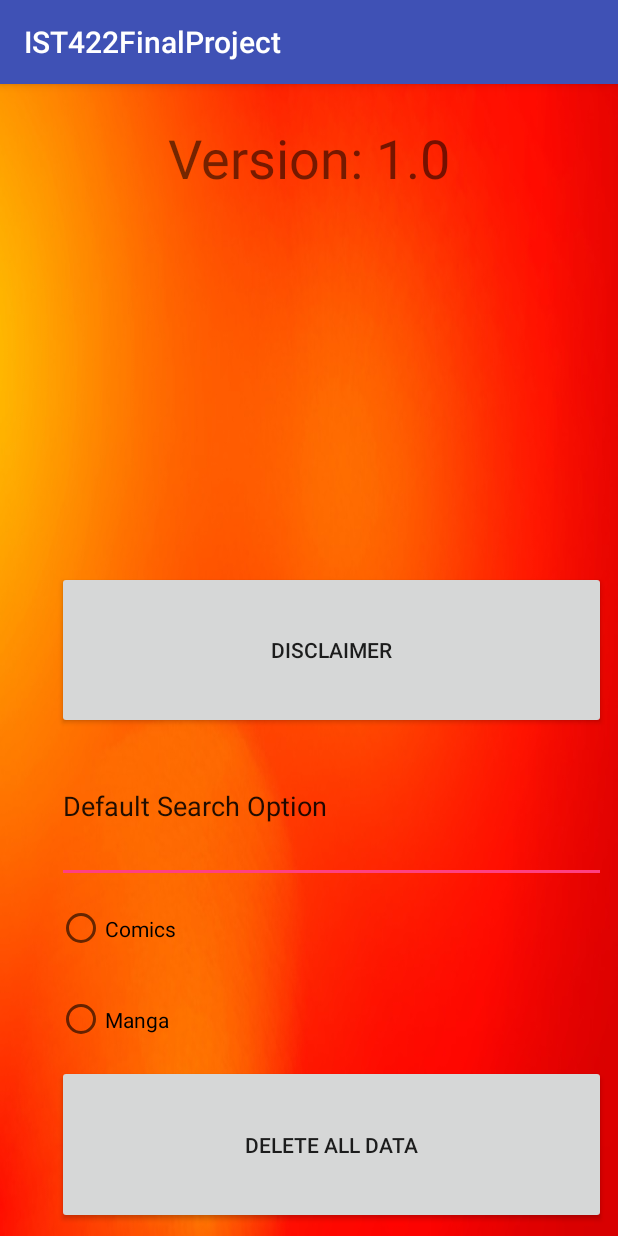
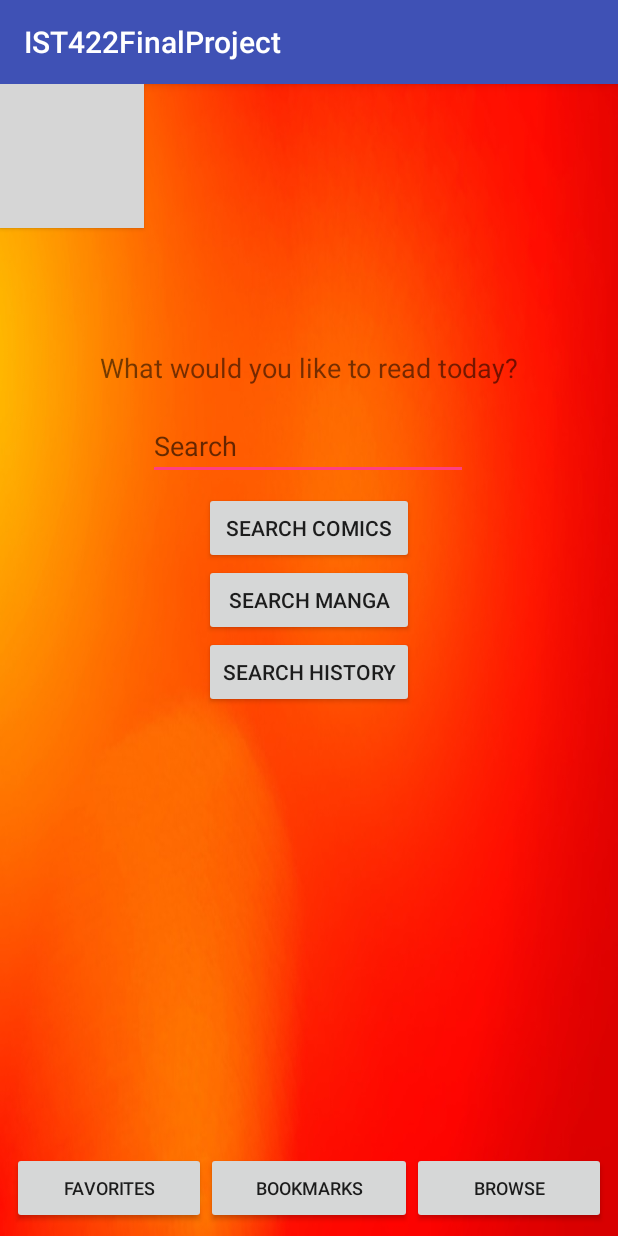
Before and after one commit to carldibert/CAT-Reader, an Android app: the screen it shows after launch (MainActivity), on a phone screen of 412 x 824 dp. Run offline under Robolectric (Android 15) with nearby library versions, the phone set to English and light mode, and no system bars; 2 statements that could not run were skipped; grey boxes are pictures that could not be loaded.

```diff
--- a/app/src/main/res/layout/activity_main.xml
+++ b/app/src/main/res/layout/activity_main.xml
@@ -6,98 +6,143 @@
     android:layout_height="match_parent"
     android:background="@drawable/background">
 
+    <LinearLayout
+        android:layout_width="0dp"
+        android:layout_height="wrap_content"
+        android:layout_marginBottom="8dp"
+        android:layout_marginEnd="8dp"
+        android:layout_marginLeft="8dp"
+        android:layout_marginRight="8dp"
+        android:layout_marginStart="8dp"
+        android:orientation="vertical"
+        app:layout_constraintBottom_toBottomOf="parent"
+        app:layout_constraintLeft_toLeftOf="parent"
+        app:layout_constraintRight_toRightOf="parent"
+        tools:ignore="MissingConstraints"
+        tools:layout_constraintLeft_creator="1"
+        tools:layout_constraintRight_creator="1"
+        android:id="@+id/linearLayout3">
+
+        <LinearLayout
+            android:layout_width="match_parent"
+            android:layout_height="match_parent"
+            android:orientation="horizontal"
+            tools:ignore="UselessParent"
+            tools:layout_editor_absoluteX="8dp"
+            tools:layout_editor_absoluteY="0dp">
+
+            <Button
+                android:id="@+id/favortiesBtn"
+                android:layout_width="wrap_content"
+                android:layout_height="wrap_content"
+                android:layout_weight="1"
+                android:text="Favorites"
+                android:textSize="12sp"
+                tools:ignore="ButtonStyle,HardcodedText" />
+
+            <Button
+                android:id="@+id/bookmarksBtn"
+                android:layout_width="wrap_content"
+                android:layout_height="wrap_content"
+                android:layout_weight="1"
+                android:text="Bookmarks"
+                android:textAlignment="center"
+                android:textSize="12sp"
+                tools:ignore="ButtonStyle,HardcodedText" />
+
+            <Button
+                android:id="@+id/browseBtn"
+                android:layout_width="wrap_content"
+                android:layout_height="wrap_content"
+                android:layout_weight="1"
+                android:text="Browse"
+                android:textSize="12sp"
+                tools:ignore="ButtonStyle,HardcodedText" />
+        </LinearLayout>
+    </LinearLayout>
+
     <TextView
         android:id="@+id/textView"
         android:layout_width="wrap_content"
         android:layout_height="wrap_content"
         android:layout_weight="1"
-        android:text="Version: 1.0"
-        android:textSize="36sp"
+        android:text="What would you like to read today?"
+        android:textSize="18sp"
         app:layout_constraintBottom_toBottomOf="parent"
+        app:layout_constraintHorizontal_bias="0.502"
         app:layout_constraintLeft_toLeftOf="parent"
         app:layout_constraintRight_toRightOf="parent"
         app:layout_constraintTop_toTopOf="parent"
-        app:layout_constraintVertical_bias="0.034"
-        tools:ignore="HardcodedText"
+        app:layout_constraintVertical_bias="0.238"
         tools:layout_constraintLeft_creator="1"
-        tools:layout_constraintRight_creator="1" />
+        tools:layout_constraintRight_creator="1"
+        tools:ignore="HardcodedText" />
+
+    <EditText
+        android:id="@+id/editText"
+        android:layout_width="wrap_content"
+        android:layout_height="wrap_content"
+        android:layout_marginStart="32dp"
+        android:layout_marginTop="17dp"
+        android:layout_weight="1"
+        android:ems="10"
+        android:hint="Search"
+        android:inputType="text"
+        app:layout_constraintLeft_toLeftOf="@+id/textView"
+        app:layout_constraintTop_toBottomOf="@+id/textView"
+        tools:ignore="HardcodedText,MissingConstraints"
+        tools:layout_constraintLeft_creator="1"
+        tools:layout_constraintTop_creator="1" />
 
     <LinearLayout
-        android:layout_width="366dp"
-        android:layout_height="435dp"
-        android:layout_marginBottom="8dp"
-        android:layout_marginEnd="8dp"
+        android:layout_width="wrap_content"
+        android:layout_height="wrap_content"
+        android:orientation="vertical"
+        android:layout_marginTop="8dp"
+        app:layout_constraintTop_toBottomOf="@+id/editText"
         android:layout_marginRight="8dp"
+        app:layout_constraintRight_toRightOf="parent"
+        android:layout_marginLeft="8dp"
+        app:layout_constraintLeft_toLeftOf="parent"
         android:layout_marginStart="8dp"
-        app:layout_constraintBottom_toBottomOf="parent"
-        app:layout_constraintRight_toRightOf="parent"
-        tools:layout_editor_absoluteY="68dp"
-        tools:layout_editor_absoluteX="10dp"
-        tools:ignore="RtlHardcoded">
-
-        <LinearLayout
-            android:layout_width="match_parent"
-            android:layout_height="match_parent"
-            android:orientation="vertical"
-            tools:layout_editor_absoluteX="8dp"
-            tools:layout_editor_absoluteY="8dp"
-            tools:ignore="UselessParent">
+        android:layout_marginEnd="8dp">
 
         <Button
-                android:id="@+id/disclaimerBtn"
+            android:id="@+id/comicBtn"
             android:layout_width="match_parent"
             android:layout_height="wrap_content"
             android:layout_weight="1"
-                android:text="Disclaimer"
-                tools:ignore="HardcodedText"
-                tools:layout_editor_absoluteX="8dp"
-                tools:layout_editor_absoluteY="0dp" />
+            android:text="Search Comics"
+            tools:layout_editor_absoluteX="0dp"
+            tools:layout_editor_absoluteY="0dp"
+            tools:ignore="HardcodedText" />
 
-            <EditText
-                android:id="@+id/editText3"
+        <Button
+            android:id="@+id/mangaBtn"
             android:layout_width="match_parent"
             android:layout_height="wrap_content"
             android:layout_weight="1"
-                android:ems="10"
-                android:inputType="textPersonName"
-                android:text="Default Search Option"
-                tools:ignore="HardcodedText,LabelFor" />
+            android:text="Search Manga"
+            tools:layout_editor_absoluteX="0dp"
+            tools:layout_editor_absoluteY="0dp"
+            tools:ignore="HardcodedText" />
 
-            <RadioGroup
+        <Button
+            android:id="@+id/searchHistory"
             android:layout_width="match_parent"
             android:layout_height="wrap_content"
             android:layout_weight="1"
-                tools:layout_editor_absoluteX="8dp"
-                tools:layout_editor_absoluteY="8dp">
-
-                <RadioButton
-                    android:id="@+id/radioButton2"
-                    android:layout_width="match_parent"
-                    android:layout_height="wrap_content"
-                    android:layout_weight="1"
-                    android:text="Comics"
+            android:text="Search History"
             tools:ignore="HardcodedText" />
-
-                <RadioButton
-                    android:id="@+id/radioButton"
-                    android:layout_width="match_parent"
-                    android:layout_height="wrap_content"
-                    android:layout_weight="1"
-                    android:text="Manga"
-                    tools:ignore="HardcodedText" />
-            </RadioGroup>
+    </LinearLayout>
 
     <Button
-                android:id="@+id/deleteBtn"
-                android:layout_width="match_parent"
+        android:id="@+id/button7"
+        android:layout_width="wrap_content"
         android:layout_height="wrap_content"
-                android:layout_weight="1"
-                android:text="Delete All Data"
-                tools:ignore="HardcodedText"
-                tools:layout_editor_absoluteX="8dp"
-                tools:layout_editor_absoluteY="0dp" />
-
-        </LinearLayout>
-    </LinearLayout>
+        android:background="@drawable/settings"
+        tools:layout_editor_absoluteX="280dp"
+        tools:layout_editor_absoluteY="16dp"
+        tools:ignore="MissingConstraints" />
 
 </android.support.constraint.ConstraintLayout>
```
Lines whose indentation alone changed are shown as unchanged.
